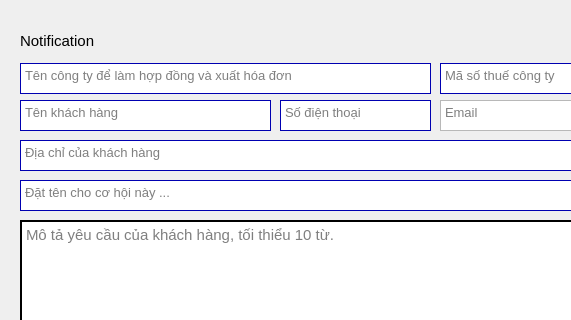
Qt form UI/new_lead.ui (TungFireSmart/Fsales) before a commit; both pictures show x 0 to 571 and y 0 to 320 of the 872 by 600 pixel window.
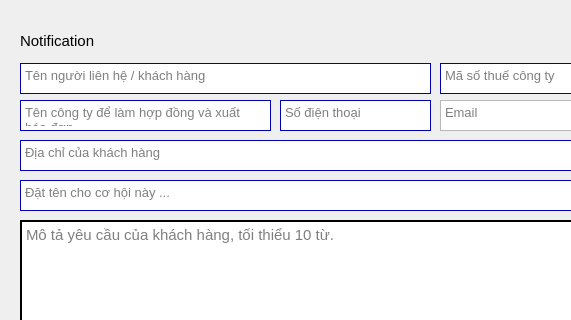
The same form after that commit.

Diff of the .ui file:
```diff
--- a/UI/new_lead.ui
+++ b/UI/new_lead.ui
@@ -88,7 +88,7 @@
 border-color: rgb(0, 0, 177);</string>
     </property>
     <property name="placeholderText">
-     <string>Tên công ty để làm hợp đồng và xuất hóa đơn</string>
+     <string>Tên người liên hệ / khách hàng</string>
     </property>
    </widget>
    <widget class="QTextEdit" name="txt_so_dt">
@@ -132,7 +132,7 @@
 border-color: rgb(0, 0, 177);</string>
     </property>
     <property name="placeholderText">
-     <string>Tên khách hàng</string>
+     <string>Tên công ty để làm hợp đồng và xuất hóa đơn</string>
     </property>
    </widget>
    <widget class="QTextEdit" name="txt_email">
```
